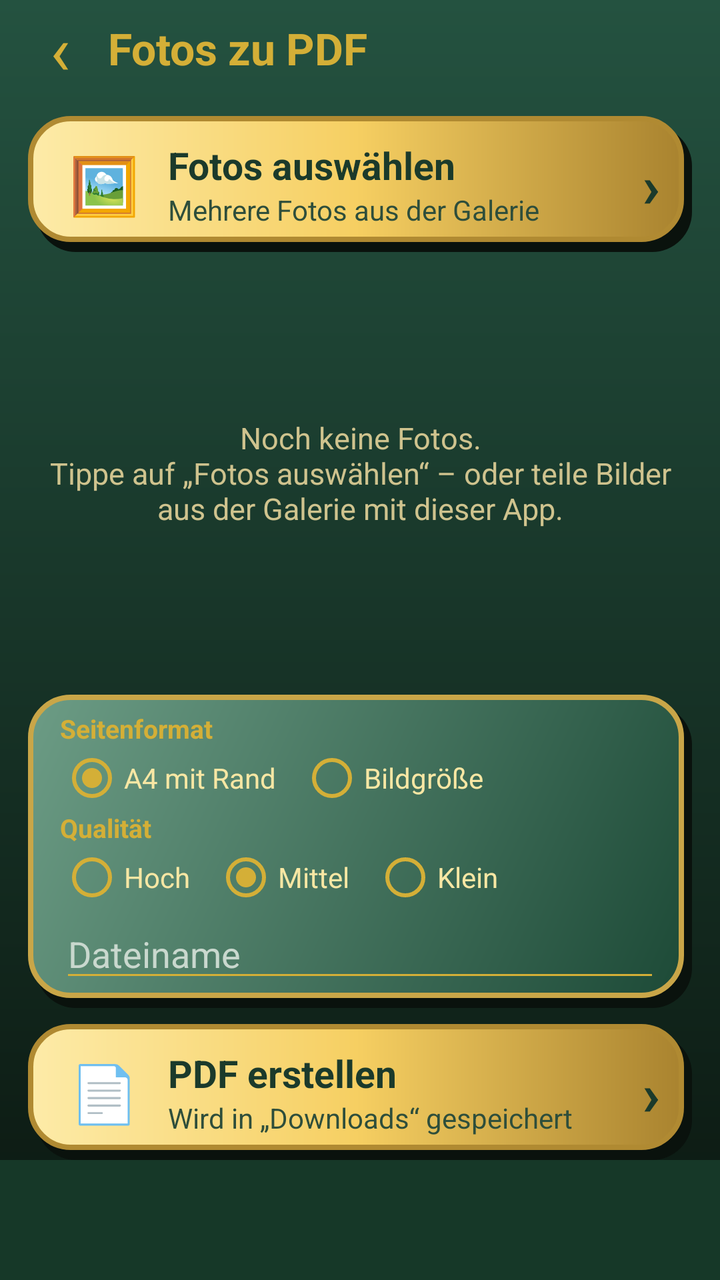
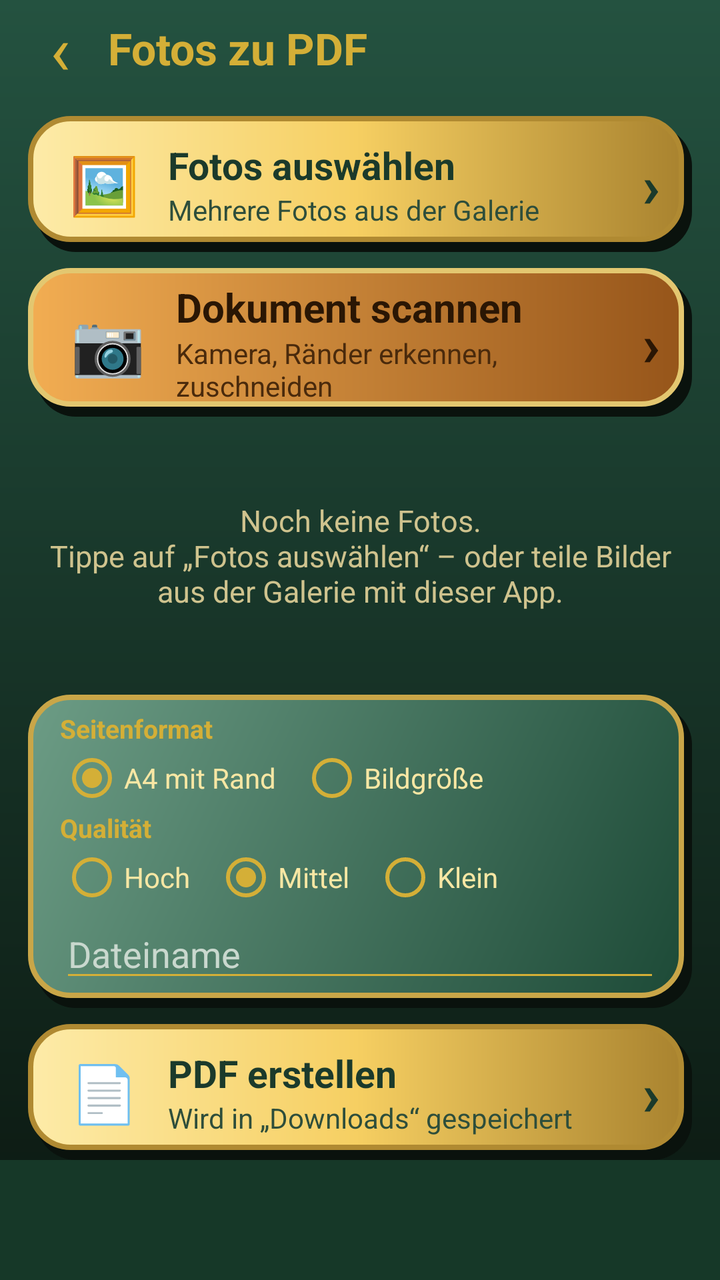

Compare the two renders of this Android layout. The source of the first and the diff that turns it into the second are given below.
<!-- AndroidManifest.xml: application theme Theme.FotosZuPdf -->
<!-- res/layout/activity_pdf.xml -->
<?xml version="1.0" encoding="utf-8"?>
<LinearLayout xmlns:android="http://schemas.android.com/apk/res/android"
    android:id="@+id/root"
    android:layout_width="match_parent"
    android:layout_height="match_parent"
    android:background="@drawable/bg_screen"
    android:orientation="vertical">

    <LinearLayout
        android:layout_width="match_parent"
        android:layout_height="wrap_content"
        android:gravity="center_vertical"
        android:orientation="horizontal"
        android:paddingStart="6dp"
        android:paddingEnd="14dp">

        <TextView
            android:id="@+id/btnBack"
            android:layout_width="48dp"
            android:layout_height="48dp"
            android:contentDescription="Zurück"
            android:gravity="center"
            android:text="‹"
            android:textColor="@color/gold"
            android:textSize="34sp" />

        <TextView
            android:layout_width="wrap_content"
            android:layout_height="wrap_content"
            android:text="Fotos zu PDF"
            android:textColor="@color/gold"
            android:textSize="22sp"
            android:textStyle="bold" />
    </LinearLayout>

    <LinearLayout
        android:id="@+id/btnAdd"
        android:layout_width="match_parent"
        android:layout_height="wrap_content"
        android:layout_marginStart="14dp"
        android:layout_marginTop="10dp"
        android:layout_marginEnd="14dp"
        android:background="@drawable/bg_btn_gold"
        android:clickable="true"
        android:focusable="true"
        android:gravity="center_vertical"
        android:minHeight="68dp"
        android:orientation="horizontal"
        android:paddingStart="16dp"
        android:paddingTop="8dp"
        android:paddingEnd="16dp"
        android:paddingBottom="8dp">

        <TextView
            android:layout_width="44dp"
            android:layout_height="wrap_content"
            android:gravity="center"
            android:text="🖼️"
            android:textSize="28sp" />

        <LinearLayout
            android:layout_width="0dp"
            android:layout_height="wrap_content"
            android:layout_weight="1"
            android:orientation="vertical"
            android:paddingStart="10dp">

            <TextView
                android:layout_width="wrap_content"
                android:layout_height="wrap_content"
                android:text="Fotos auswählen"
                android:textColor="@color/auf_gold"
                android:textSize="19sp"
                android:textStyle="bold" />

            <TextView
                android:id="@+id/tvCount"
                android:layout_width="wrap_content"
                android:layout_height="wrap_content"
                android:text="Mehrere Fotos aus der Galerie"
                android:textColor="@color/auf_gold_sub"
                android:textSize="14sp" />
        </LinearLayout>

        <TextView
            android:layout_width="wrap_content"
            android:layout_height="wrap_content"
            android:text="›"
            android:textColor="@color/auf_gold"
            android:textSize="30sp"
            android:textStyle="bold" />
    </LinearLayout>

    <FrameLayout
        android:layout_width="match_parent"
        android:layout_height="0dp"
        android:layout_weight="1">

        <androidx.recyclerview.widget.RecyclerView
            android:id="@+id/rvPhotos"
            android:layout_width="match_parent"
            android:layout_height="match_parent"
            android:clipToPadding="false"
            android:paddingStart="14dp"
            android:paddingEnd="14dp" />

        <TextView
            android:id="@+id/tvEmpty"
            android:layout_width="match_parent"
            android:layout_height="wrap_content"
            android:layout_gravity="center"
            android:gravity="center"
            android:padding="24dp"
            android:text="Noch keine Fotos.\nTippe auf „Fotos auswählen“ – oder teile Bilder aus der Galerie mit dieser App."
            android:textColor="@color/text_gedimmt"
            android:textSize="15sp" />
    </FrameLayout>

    <LinearLayout
        android:layout_width="match_parent"
        android:layout_height="wrap_content"
        android:layout_marginStart="14dp"
        android:layout_marginEnd="14dp"
        android:background="@drawable/bg_tile_gruen"
        android:orientation="vertical"
        android:paddingStart="16dp"
        android:paddingTop="8dp"
        android:paddingEnd="16dp"
        android:paddingBottom="8dp">

        <TextView
            android:layout_width="wrap_content"
            android:layout_height="wrap_content"
            android:text="Seitenformat"
            android:textColor="@color/gold"
            android:textSize="13sp"
            android:textStyle="bold" />

        <RadioGroup
            android:id="@+id/rgFormat"
            android:layout_width="match_parent"
            android:layout_height="wrap_content"
            android:orientation="horizontal">

            <RadioButton
                android:id="@+id/rbA4"
                android:layout_width="wrap_content"
                android:layout_height="wrap_content"
                android:buttonTint="@color/gold"
                android:checked="true"
                android:text="A4 mit Rand"
                android:textColor="@color/text_hell" />

            <RadioButton
                android:id="@+id/rbOriginal"
                android:layout_width="wrap_content"
                android:layout_height="wrap_content"
                android:layout_marginStart="12dp"
                android:buttonTint="@color/gold"
                android:text="Bildgröße"
                android:textColor="@color/text_hell" />
        </RadioGroup>

        <TextView
            android:layout_width="wrap_content"
            android:layout_height="wrap_content"
            android:text="Qualität"
            android:textColor="@color/gold"
            android:textSize="13sp"
            android:textStyle="bold" />

        <RadioGroup
            android:id="@+id/rgQuality"
            android:layout_width="match_parent"
            android:layout_height="wrap_content"
            android:orientation="horizontal">

            <RadioButton
                android:id="@+id/rbHigh"
                android:layout_width="wrap_content"
                android:layout_height="wrap_content"
                android:buttonTint="@color/gold"
                android:text="Hoch"
                android:textColor="@color/text_hell" />

            <RadioButton
                android:id="@+id/rbMid"
                android:layout_width="wrap_content"
                android:layout_height="wrap_content"
                android:layout_marginStart="12dp"
                android:buttonTint="@color/gold"
                android:checked="true"
                android:text="Mittel"
                android:textColor="@color/text_hell" />

            <RadioButton
                android:id="@+id/rbLow"
                android:layout_width="wrap_content"
                android:layout_height="wrap_content"
                android:layout_marginStart="12dp"
                android:buttonTint="@color/gold"
                android:text="Klein"
                android:textColor="@color/text_hell" />
        </RadioGroup>

        <EditText
            android:id="@+id/etName"
            android:layout_width="match_parent"
            android:layout_height="wrap_content"
            android:backgroundTint="@color/gold"
            android:hint="Dateiname"
            android:imeOptions="actionDone"
            android:inputType="text"
            android:maxLines="1"
            android:textColor="@color/text_hell"
            android:textColorHint="#C9D8CE" />
    </LinearLayout>

    <LinearLayout
        android:id="@+id/btnCreate"
        android:layout_width="match_parent"
        android:layout_height="wrap_content"
        android:layout_marginStart="14dp"
        android:layout_marginTop="8dp"
        android:layout_marginEnd="14dp"
        android:background="@drawable/bg_btn_gold"
        android:clickable="true"
        android:focusable="true"
        android:gravity="center_vertical"
        android:minHeight="68dp"
        android:orientation="horizontal"
        android:paddingStart="16dp"
        android:paddingTop="8dp"
        android:paddingEnd="16dp"
        android:paddingBottom="8dp">

        <TextView
            android:layout_width="44dp"
            android:layout_height="wrap_content"
            android:gravity="center"
            android:text="📄"
            android:textSize="28sp" />

        <LinearLayout
            android:layout_width="0dp"
            android:layout_height="wrap_content"
            android:layout_weight="1"
            android:orientation="vertical"
            android:paddingStart="10dp">

            <TextView
                android:layout_width="wrap_content"
                android:layout_height="wrap_content"
                android:text="PDF erstellen"
                android:textColor="@color/auf_gold"
                android:textSize="19sp"
                android:textStyle="bold" />

            <TextView
                android:layout_width="wrap_content"
                android:layout_height="wrap_content"
                android:text="Wird in „Downloads“ gespeichert"
                android:textColor="@color/auf_gold_sub"
                android:textSize="14sp" />
        </LinearLayout>

        <TextView
            android:layout_width="wrap_content"
            android:layout_height="wrap_content"
            android:text="›"
            android:textColor="@color/auf_gold"
            android:textSize="30sp"
            android:textStyle="bold" />
    </LinearLayout>

    <ProgressBar
        android:id="@+id/progress"
        style="?android:attr/progressBarStyleHorizontal"
        android:layout_width="match_parent"
        android:layout_height="wrap_content"
        android:layout_marginStart="20dp"
        android:layout_marginTop="4dp"
        android:layout_marginEnd="20dp"
        android:progressTint="@color/gold"
        android:visibility="gone" />

    <FrameLayout
        android:id="@+id/adContainer"
        android:layout_width="match_parent"
        android:layout_height="wrap_content"
        android:background="@drawable/bg_ad"
        android:minHeight="60dp" />
</LinearLayout>
<!-- resources referenced by this layout -->
<resources>
  <color name="auf_gold">#1B3A2B</color>
  <color name="auf_gold_sub">#2E4E3B</color>
  <color name="gold">#D4AF37</color>
  <color name="text_gedimmt">#CFC38E</color>
  <color name="text_hell">#F8E7A4</color>
  <!-- drawable bg_ad (drawable) -->
  <?xml version="1.0" encoding="utf-8"?>
  <shape xmlns:android="http://schemas.android.com/apk/res/android"
      android:shape="rectangle">
      <solid android:color="@color/tanne_dunkel" />
  </shape>
  <!-- drawable bg_screen (drawable) -->
  <?xml version="1.0" encoding="utf-8"?>
  <shape xmlns:android="http://schemas.android.com/apk/res/android"
      android:shape="rectangle">
      <gradient
          android:angle="270"
          android:endColor="#0B1710"
          android:startColor="#245240" />
  </shape>
  <!-- drawable bg_tile_gruen (drawable) -->
  <?xml version="1.0" encoding="utf-8"?>
  <ripple xmlns:android="http://schemas.android.com/apk/res/android"
      android:color="#55FFFFFF">
      <item>
      <layer-list>
          <item
              android:left="4dp"
              android:top="5dp">
              <shape android:shape="rectangle">
                  <solid android:color="#0A120D" />
                  <corners android:radius="20dp" />
              </shape>
          </item>
          <item
              android:bottom="5dp"
              android:right="4dp">
              <shape android:shape="rectangle">
                  <gradient
                      android:angle="315"
                      android:endColor="#1D4A37"
                      android:startColor="#6C9C85" />
                  <stroke
                      android:width="2.5dp"
                      android:color="#C9A648" />
                  <corners android:radius="20dp" />
              </shape>
          </item>
      </layer-list>
      </item>
  </ripple>
  <style name="Theme.FotosZuPdf" parent="Theme.AppCompat.NoActionBar">
          <item name="android:windowBackground">@drawable/bg_screen</item>
          <item name="android:textColor">@color/text_hell</item>
          <item name="colorAccent">@color/gold</item>
          <item name="colorPrimary">@color/tanne</item>
          <item name="colorPrimaryDark">@color/tanne_dunkel</item>
          <item name="android:statusBarColor">@color/tanne</item>
          <item name="android:navigationBarColor">@color/tanne_dunkel</item>
          <item name="android:windowLightStatusBar">false</item>
      </style>
  <color name="tanne_dunkel">#163828</color>
  <color name="tanne">#1F4D3A</color>
  <!-- unchanged entries left out for length: 1 -->
</resources>

<!-- the commit's change to res/layout/activity_pdf.xml (unified diff, before → after) -->
@@ -91,6 +91,63 @@
             android:textStyle="bold" />
     </LinearLayout>
 
+    <LinearLayout
+        android:id="@+id/btnScan"
+        android:layout_width="match_parent"
+        android:layout_height="wrap_content"
+        android:layout_marginStart="14dp"
+        android:layout_marginTop="8dp"
+        android:layout_marginEnd="14dp"
+        android:background="@drawable/bg_tile_ocker"
+        android:clickable="true"
+        android:focusable="true"
+        android:gravity="center_vertical"
+        android:minHeight="60dp"
+        android:orientation="horizontal"
+        android:paddingStart="16dp"
+        android:paddingTop="6dp"
+        android:paddingEnd="16dp"
+        android:paddingBottom="6dp">
+
+        <TextView
+            android:layout_width="48dp"
+            android:layout_height="wrap_content"
+            android:gravity="center"
+            android:text="📷"
+            android:textSize="30sp" />
+
+        <LinearLayout
+            android:layout_width="0dp"
+            android:layout_height="wrap_content"
+            android:layout_weight="1"
+            android:orientation="vertical"
+            android:paddingStart="10dp">
+
+            <TextView
+                android:layout_width="wrap_content"
+                android:layout_height="wrap_content"
+                android:text="Dokument scannen"
+                android:textColor="#2A1604"
+                android:textSize="20sp"
+                android:textStyle="bold" />
+
+            <TextView
+                android:layout_width="wrap_content"
+                android:layout_height="wrap_content"
+                android:text="Kamera, Ränder erkennen, zuschneiden"
+                android:textColor="#4A2A0C"
+                android:textSize="14sp" />
+        </LinearLayout>
+
+        <TextView
+            android:layout_width="wrap_content"
+            android:layout_height="wrap_content"
+            android:text="›"
+            android:textColor="#2A1604"
+            android:textSize="30sp"
+            android:textStyle="bold" />
+    </LinearLayout>
+
     <FrameLayout
         android:layout_width="match_parent"
         android:layout_height="0dp"
<!-- resource entries referenced after the edit -->
@@ -51,6 +51,38 @@
       </layer-list>
       </item>
   </ripple>
+  <!-- drawable bg_tile_ocker (drawable) -->
+  <?xml version="1.0" encoding="utf-8"?>
+  <ripple xmlns:android="http://schemas.android.com/apk/res/android"
+      android:color="#55FFFFFF">
+      <item>
+      <layer-list>
+          <item
+              android:left="4dp"
+              android:top="5dp">
+              <shape android:shape="rectangle">
+                  <solid android:color="#0A120D" />
+                  <corners android:radius="20dp" />
+              </shape>
+          </item>
+          <item
+              android:bottom="5dp"
+              android:right="4dp">
+              <shape android:shape="rectangle">
+                  <gradient
+                      android:angle="0"
+                  
+                      android:endColor="#96551A"
+                      android:startColor="#F2AD52" />
+                  <stroke
+                      android:width="2.5dp"
+                      android:color="#E3C770" />
+                  <corners android:radius="20dp" />
+              </shape>
+          </item>
+      </layer-list>
+      </item>
+  </ripple>
   <style name="Theme.FotosZuPdf" parent="Theme.AppCompat.NoActionBar">
           <item name="android:windowBackground">@drawable/bg_screen</item>
           <item name="android:textColor">@color/text_hell</item>
